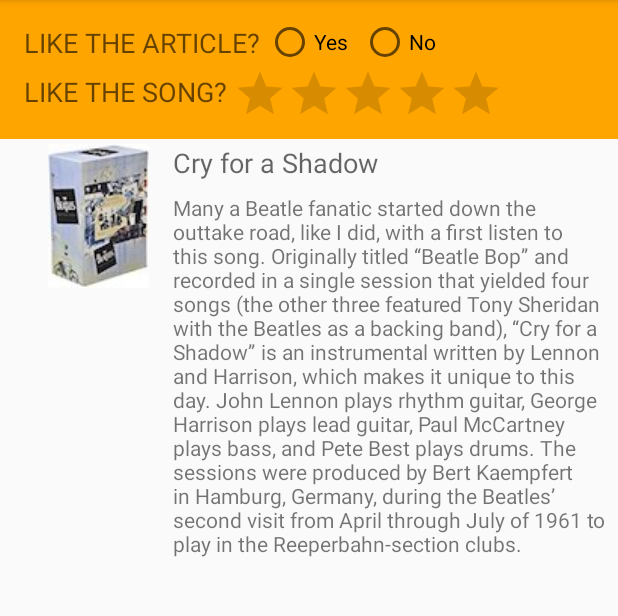
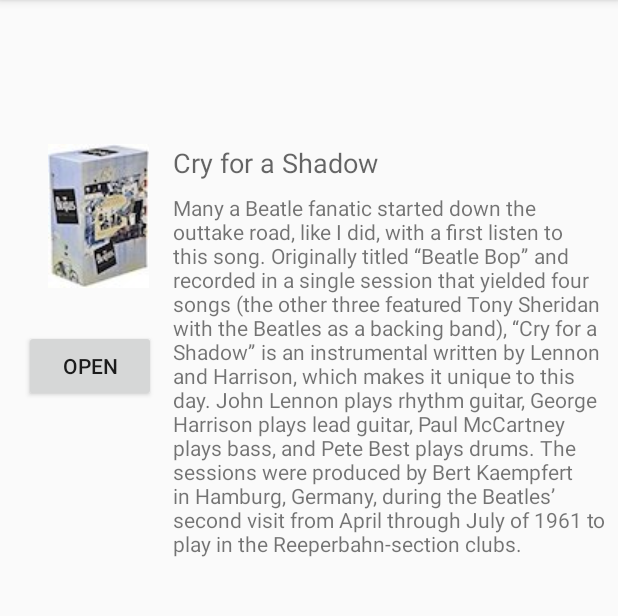
Before and after one commit to Abdou27/ProgMobile-TP4-Exercice-3, an Android app: the screen it shows after launch (MainActivity), on a phone screen of 412 x 824 dp, the part 84-700 px from its top. Run offline under Robolectric (Android 15) with nearby library versions, the phone set to English and light mode, and no system bars.

Commit message:
Second task done

```diff
--- a/app/src/main/java/com/example/android/fragmentexample/SimpleFragment.java
+++ b/app/src/main/java/com/example/android/fragmentexample/SimpleFragment.java
@@ -21,6 +21,10 @@ public class SimpleFragment extends Fragment {
 
     public SimpleFragment() {
         // Required empty public constructor
+    }
+
+    public static SimpleFragment newInstance() {
+        return new SimpleFragment();
     }
 
     @Override
--- a/app/src/main/res/layout/activity_main.xml
+++ b/app/src/main/res/layout/activity_main.xml
@@ -28,12 +28,11 @@
         android:layout_width="wrap_content"
         android:layout_height="wrap_content"
         android:layout_marginLeft="@dimen/image_left_margin"
-        android:layout_marginStart="@dimen/image_left_margin"
         android:layout_marginTop="@dimen/body_top_margin"
         android:scaleType="centerCrop"
         app:layout_constraintLeft_toLeftOf="parent"
         app:layout_constraintTop_toTopOf="parent"
-        app:srcCompat="@drawable/beatles_anthology_box"/>
+        app:srcCompat="@drawable/beatles_anthology_box" />
 
     <TextView
         android:id="@+id/title"
@@ -73,8 +72,8 @@
             tools:layout_editor_absoluteY="288dp"/>
     </ScrollView>
 
-    <fragment
-        android:id="@+id/fragment"
+    <FrameLayout
+        android:id="@+id/fragment_container"
         android:name="com.example.android.fragmentexample.SimpleFragment"
         android:layout_width="0dp"
         android:layout_height="wrap_content"
@@ -83,4 +82,15 @@
         app:layout_constraintTop_toTopOf="parent"
         tools:layout="@layout/fragment_simple" />
 
+    <Button
+        android:id="@+id/open_button"
+        android:layout_width="wrap_content"
+        android:layout_height="wrap_content"
+        android:layout_marginStart="16dp"
+        android:layout_marginLeft="16dp"
+        android:layout_marginTop="28dp"
+        android:text="@string/open"
+        app:layout_constraintStart_toStartOf="parent"
+        app:layout_constraintTop_toBottomOf="@+id/imageView" />
+
 </android.support.constraint.ConstraintLayout>
```
Also changed, not shown: app/src/main/java/com/example/android/fragmentexample/MainActivity.java (+70 -0 lines), 68 other files.
